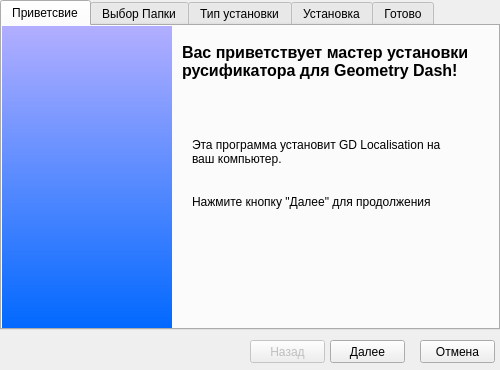
Qt form installer.ui (mye-creator/gdl-installer) before a commit.
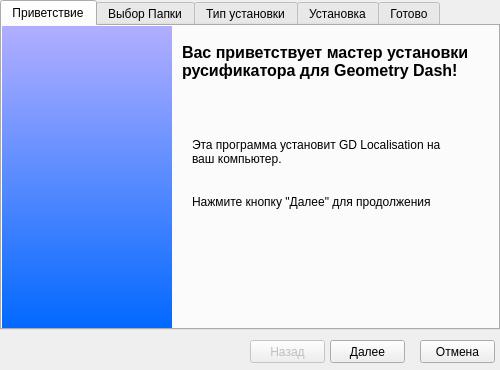
The same form after that commit. Icons and pictures are not drawn.

Patch:
```diff
--- a/installer.ui
+++ b/installer.ui
@@ -62,7 +62,7 @@
       <bool>true</bool>
      </property>
      <attribute name="title">
-      <string>Приветсвие</string>
+      <string>Приветствие</string>
      </attribute>
      <widget class="QLabel" name="left_icon">
       <property name="enabled">
```
